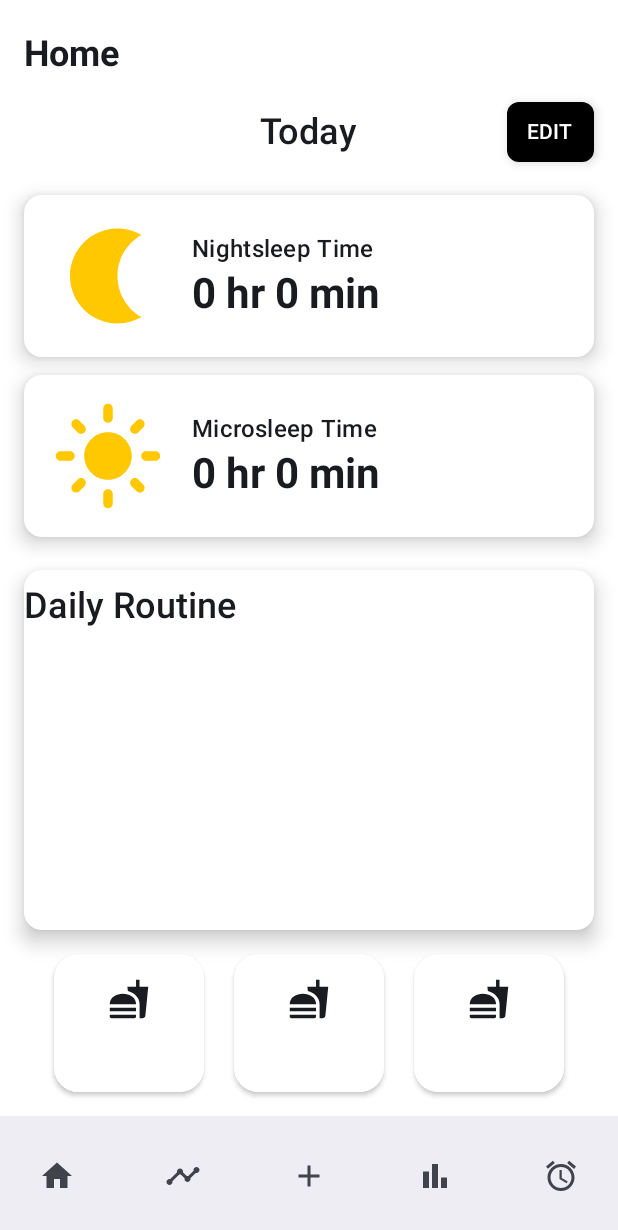
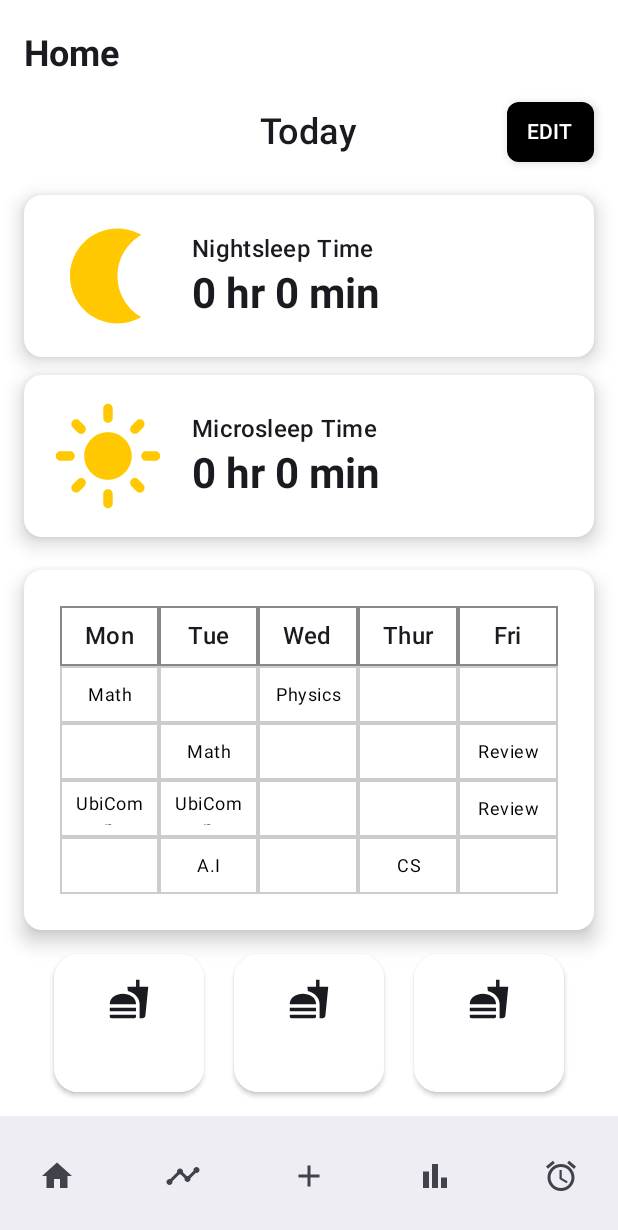
Before and after one commit to jyjin0205/Kkubeok, an Android app built with Jetpack Compose: the HomeScreen screen opened through its navigation route, on a phone screen of 412 x 824 dp. Shown: the top 1230 px of the screen. Run offline under Robolectric (Android 15) with nearby library versions, the phone set to English and light mode, and no system bars; our stand-ins replace Room's generated code.

Commit message:
Update Model using direction
1. update Model using current direction(analysis using gyroscope)
2. Design changed(Little)

```diff
--- /dev/null
+++ b/app/src/main/assets/Yujin_norm_params_with_direction.json
@@ -0,0 +1 @@
+{"X_min": [-7.9050071755, 0.00021596747156688847, -9.70214501, 0.00035498932163526334, -3.7203006774999996, 0.000279789721755522, 19233.97972844506, -0.2891011422825, 0.004315959670199628, -0.48852115325, 0.004593511674407759, -0.9290557897745001, 0.0019913433890931015, 0.010560557933818441, -7.945685137000001, 0.009489482727235127, -9.798114785000001, 0.013435167563285312, -3.7523604639999997, 0.012484612269933049, 18197.813317891603, -0.9979892958010452, -0.7015757198822908, -0.16436119530362928], "X_max": [9.7478054475, 3.1202248750743458, 9.64160024, 4.217069441928726, 9.791534975, 1.9643269716444345, 19234.07750288368, 0.22068728657145, 0.7158773794999328, 0.8639436631845, 1.4475834696542764, 1.225322377772, 1.2036115248709065, 620.7364261738505, 10.0050696525, 4.641159347004782, 9.646059135, 3.81374123596519, 9.939181195, 3.7638566291203253, 22096.359090930724, 1.0, 0.3341922367889033, 1.0]}
--- /dev/null
+++ b/app/src/main/assets/jumi_norm_params_with_direction.json
@@ -0,0 +1 @@
+{"X_min": [-9.3749526925, 0.00022439895542037487, -9.635268795, 0.0003723727492379109, -1.4684840515, 0.0007190238792689545, 19233.991213066038, -0.8046408631504, 0.0013935194187761838, -1.020212144585, 0.002775238155240742, -0.6625597201414999, 0.002567958295004598, 0.005138223050783102, -9.427157169500001, 0.012273634893653103, -9.709505495, 0.010488956756393995, -1.5115792075, 0.009538335776348567, 17737.817488585737, -1.0, -0.9996798592104685, -0.49621529792596913], "X_max": [9.7881451275, 6.512283077277579, 9.7202963825, 5.158347249270118, 9.7498364725, 4.873394386888352, 19234.07720804553, 0.6020657295049999, 1.8697194202734824, 0.7769961584092201, 3.1938620739968986, 0.60827212555875, 1.686865765427273, 2246.8967374801546, 10.0646254075, 8.377534311326027, 9.738307715000001, 7.274779786522677, 9.6647697825, 8.065990994885654, 32276.018347010668, 0.9992083809670947, 0.5250466852089599, 1.0]}
--- a/app/src/main/java/com/example/kkubeok/screen/HomeScreen.kt
+++ b/app/src/main/java/com/example/kkubeok/screen/HomeScreen.kt
@@ -3,7 +3,11 @@ package com.example.kkubeok.screen
 import android.content.Context
 import androidx.compose.ui.window.Dialog
 import androidx.compose.foundation.background
+import androidx.compose.foundation.Image
+import androidx.compose.ui.res.painterResource
+import androidx.compose.ui.layout.ContentScale
 import androidx.compose.foundation.layout.*
+import androidx.compose.foundation.border
 import androidx.compose.foundation.shape.RoundedCornerShape
 import androidx.compose.material3.*
 import androidx.compose.material.icons.Icons
@@ -32,6 +36,7 @@ import com.example.kkubeok.BottomNavigationBar
 
 import androidx.compose.material.icons.filled.Close
 import androidx.compose.runtime.snapshots.SnapshotStateList
+import com.example.kkubeok.R
 import com.example.kkubeok.database.TrainingData
 import kotlinx.coroutines.CoroutineScope
 import kotlinx.coroutines.Dispatchers
@@ -39,6 +44,75 @@ import kotlinx.coroutines.Dispatchers
 import java.text.SimpleDateFormat
 import java.util.*
 
+@Composable
+fun WeeklyScheduleCard(){
+    Box(
+        modifier = Modifier
+            .fillMaxWidth()
+            .height(240.dp)
+            .padding(16.dp)
+    )
+    {
+        Card(
+            modifier = Modifier
+                .fillMaxSize(),
+            colors = CardDefaults.cardColors(containerColor = Color.White)
+        ) {
+            Column(
+                modifier = Modifier
+                    .fillMaxSize()
+                    .padding(8.dp)
+            ) {
+                // 1행: 요일 헤더
+                Row(modifier = Modifier.fillMaxWidth()) {
+                    val days = listOf("Mon", "Tue", "Wed", "Thur", "Fri")
+                    days.forEach { day ->
+                        Box(
+                            modifier = Modifier
+                                .weight(1f)
+                                .border(1.dp, Color.Gray)
+                                .padding(8.dp),
+                            contentAlignment = Alignment.Center
+                        ) {
+                            Text(text = day, style = MaterialTheme.typography.titleMedium)
+                        }
+                    }
+                }
+
+                // 2행 이후: 시간표 내용 (예시 4행)
+                val schedule = listOf(
+                    listOf("Math", "", "Physics", "", ""),
+                    listOf("", "Math", "", "", "Review"),
+                    listOf("UbiComp", "UbiComp", "", "", "Review"),
+                    listOf("", "A.I", "", "CS", "")
+                )
+
+                schedule.forEach { row ->
+                    Row(modifier = Modifier.weight(1f).fillMaxWidth()) {
+                        row.forEach { cell ->
+                            Box(
+                                modifier = Modifier
+                                    .weight(1f)
+                                    .border(1.dp, Color.LightGray)
+                                    .fillMaxHeight()
+                                    .padding(8.dp),
+                                contentAlignment = Alignment.Center
+                            ) {
+                                Text(
+                                    text = cell,
+                                    textAlign = TextAlign.Center,
+                                    style = MaterialTheme.typography.bodySmall,
+                                    color = if (cell.isNotEmpty()) Color.Black else Color.Gray
+                                )
+                            }
+                        }
+                    }
+                }
+            }
+        }
+    }
+
+}
 fun getCurrentDate(): String {
     val currentTime = System.currentTimeMillis()
     val dateFormat = SimpleDateFormat("yyyy-MM-dd",Locale.getDefault())
@@ -309,12 +383,17 @@ fun HomeScreen(navController: NavHostController?=null, context: Context) {
                 colors = CardDefaults.cardColors(containerColor = Color.White)
             )
             {
-                Spacer(modifier = Modifier.height(8.dp).width(8.dp))
-                Text(
-                    text = "Daily Routine",
-                    style = MaterialTheme.typography.headlineSmall,
-                    fontWeight = FontWeight.Medium
-                )
+                /*
+                Image(
+                    painter = painterResource(id = R.drawable.routine),
+                    contentDescription = "Daily Routine Image",
+                    modifier = Modifier
+                        .fillMaxWidth()
+                        .height(240.dp)
+                        .padding(8.dp),
+                    contentScale = ContentScale.Fit
+                )*/
+                WeeklyScheduleCard()
             }
 
             Spacer(modifier = Modifier.height(16.dp))
@@ -507,6 +586,11 @@ fun EditButtonWithDialog(
                 horizontalAlignment = Alignment.CenterHorizontally
             ) {
                 Box(modifier = Modifier.fillMaxWidth()){
+                    Text("Edit Options",
+                        modifier = Modifier.align(Alignment.Center),
+                        style = MaterialTheme.typography.titleLarge,
+                        textAlign = TextAlign.Center
+                    )
                     IconButton(
                         onClick = onDismiss,
                         modifier = Modifier.align(Alignment.TopEnd)
@@ -518,10 +602,7 @@ fun EditButtonWithDialog(
                     }
                 }
 
-                Spacer(modifier = Modifier.height(8.dp))
-
-                Text("Edit Options", style = MaterialTheme.typography.titleMedium)
-                Spacer(modifier = Modifier.height(16.dp))
+                Spacer(modifier = Modifier.height(6.dp))
 
                 Button(
                     onClick = onMealClick,
@@ -534,7 +615,10 @@ fun EditButtonWithDialog(
                     shape = RoundedCornerShape(8.dp),
                     elevation = ButtonDefaults.buttonElevation(defaultElevation = 4.dp)
                 ) {
-                    Text("Meal")
+                    Text("Meal",
+                        fontSize = 18.sp,
+                        fontWeight = FontWeight.Bold
+                        )
                 }
 
                 Button(
@@ -548,7 +632,9 @@ fun EditButtonWithDialog(
                 shape = RoundedCornerShape(8.dp),
                 elevation = ButtonDefaults.buttonElevation(defaultElevation = 4.dp)
                 ) {
-                    Text("NightSleep")
+                    Text("NightSleep",
+                        fontSize = 18.sp,
+                        fontWeight = FontWeight.Bold)
                 }
             }
         }
```
Also changed, not shown: app/src/main/java/com/example/kkubeok/screen/DetectingScreen.kt (+49 -47 lines), app/src/main/res/drawable/routine.jpg (added), 11 other files.
